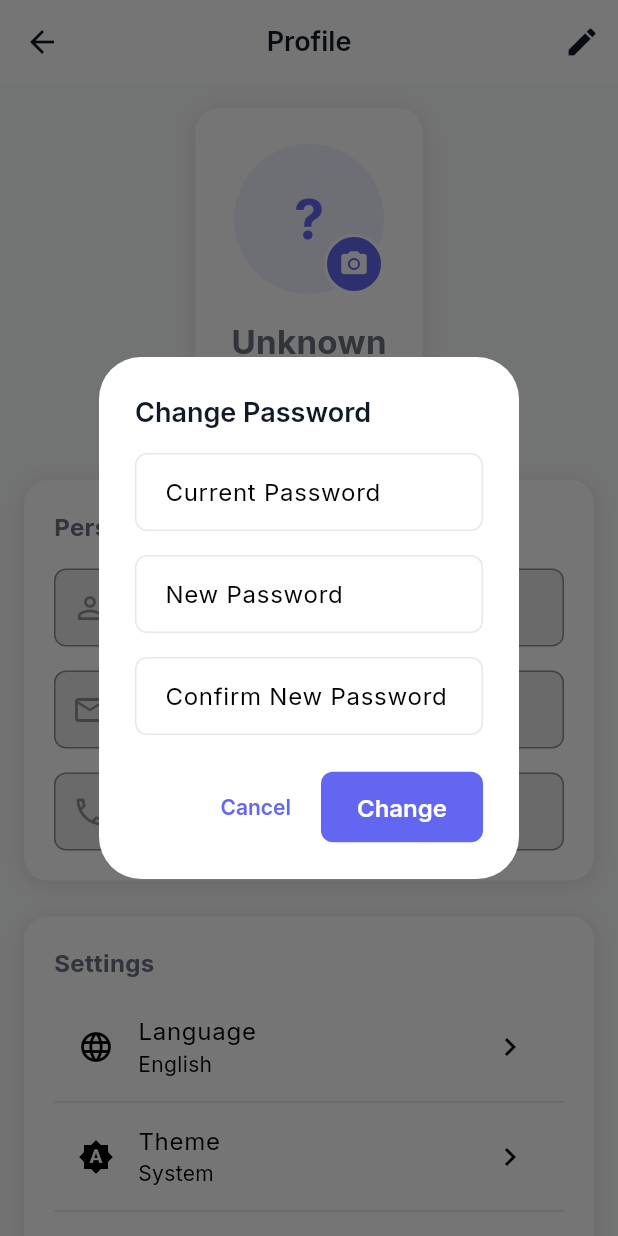
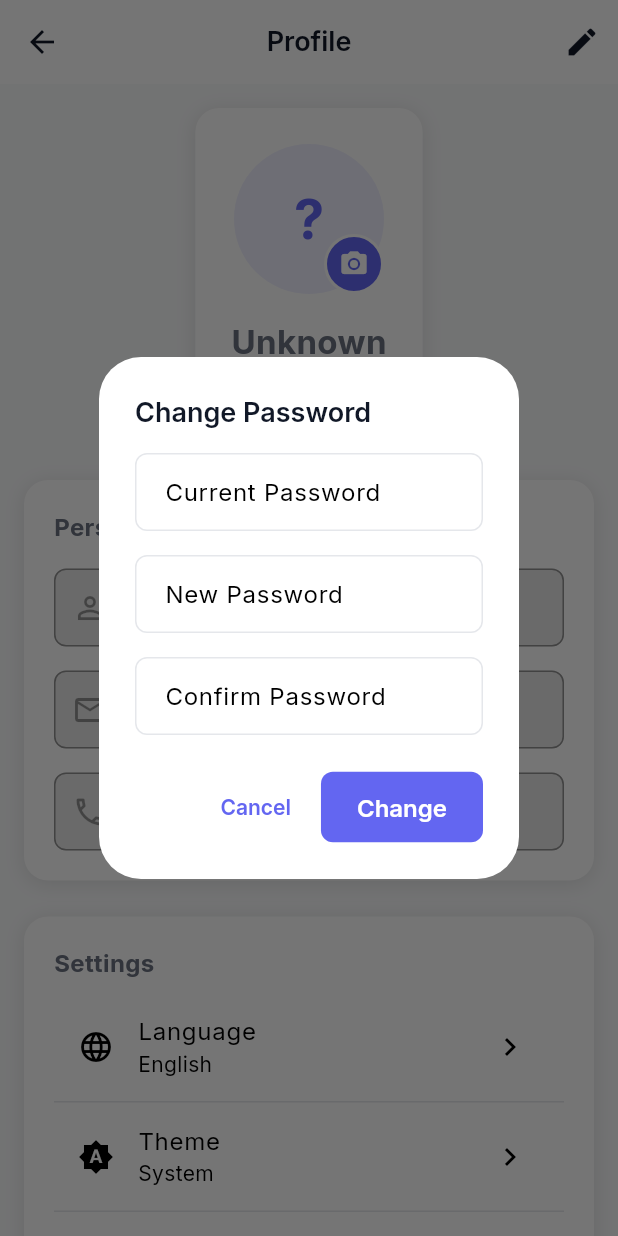
Before and after one commit to icichainz/lavendia, a Flutter app: the ProfileScreen screen opened directly, after a tap on "Change Password", on a phone screen of 412 x 824 dp. Run offline on Flutter 3.47's test engine with Material 3 defaults, Android fonts, the phone set to English and light mode, and no system bars; our stand-ins replace camera, dio, fl_chart, flutter_secure_storage, google_fonts, image_picker and 5 more; missing offline and left inert: mobile_scanner; accounts and stored records are empty.

Commit message:
Add missing translations and localize hardcoded strings
- Add 35 new translation keys for EN and FR:
  - Staff dashboard: staff_dashboard, quick_actions
  - Profile: personal_information, email_required, enter_valid_email,
    phone_required, profile_update_failed, choose_image_source, camera,
    gallery, profile_picture_updated, change, app_version
  - Create receipt: customer_information, laundry_items
  - Video/Camera errors: no_camera_found, camera_init_failed,
    recording_stop_failed, recording_start_failed, video_pick_failed,
    camera_switch_failed, video_load_failed
  - Password reset: enter_6_digit_code, code_verified, password_reset_success

- Update screens to use localized strings:
  - profile_screen.dart: dialogs, form labels, error messages
  - staff_home_screen.dart: dashboard title, quick actions header
  - create_receipt_screen.dart: section headers
  - video_recording_screen.dart: camera/recording error messages
  - video_player_screen.dart: video load error message

🤖 Generated with [Claude Code](https://claude.com/claude-code)

Co-Authored-By: Claude Opus 4.5 <noreply@anthropic.com>

```diff
--- a/lib/core/localization/app_localizations.dart
+++ b/lib/core/localization/app_localizations.dart
@@ -249,6 +249,41 @@ class AppLocalizations {
       'no_analytics_data': 'No analytics data available',
       'revenue': 'Revenue',
       'customers': 'Customers',
+
+      // Staff Dashboard
+      'staff_dashboard': 'Staff Dashboard',
+      'quick_actions': 'Quick Actions',
+
+      // Profile additional
+      'personal_information': 'Personal Information',
+      'email_required': 'Email is required',
+      'enter_valid_email': 'Enter a valid email',
+      'phone_required': 'Phone is required',
+      'profile_update_failed': 'Failed to update profile',
+      'choose_image_source': 'Choose Image Source',
+      'camera': 'Camera',
+      'gallery': 'Gallery',
+      'profile_picture_updated': 'Profile picture updated successfully!',
+      'change': 'Change',
+      'app_version': 'Lavendia v1.0.0',
+
+      // Create Receipt additional
+      'customer_information': 'Customer Information',
+      'laundry_items': 'Laundry Items',
+
+      // Video/Camera errors
+      'no_camera_found': 'No camera found on this device',
+      'camera_init_failed': 'Failed to initialize camera',
+      'recording_stop_failed': 'Failed to stop recording',
+      'recording_start_failed': 'Failed to start recording',
+      'video_pick_failed': 'Failed to pick video',
+      'camera_switch_failed': 'Failed to switch camera',
+      'video_load_failed': 'Failed to load video',
+
+      // Password reset
+      'enter_6_digit_code': 'Please enter a 6-digit code',
+      'code_verified': 'Code verified! Enter your new password.',
+      'password_reset_success': 'Password reset successfully!',
     },
     'fr': {
       // General
@@ -486,6 +521,41 @@ class AppLocalizations {
       'no_analytics_data': 'Aucune donnée analytique disponible',
       'revenue': 'Revenus',
       'customers': 'Clients',
+
+      // Staff Dashboard
+      'staff_dashboard': 'Tableau de Bord Personnel',
+      'quick_actions': 'Actions Rapides',
+
+      // Profile additional
+      'personal_information': 'Informations Personnelles',
+      'email_required': 'L\'email est requis',
+      'enter_valid_email': 'Entrez un email valide',
+      'phone_required': 'Le téléphone est requis',
+      'profile_update_failed': 'Échec de la mise à jour du profil',
+      'choose_image_source': 'Choisir la Source de l\'Image',
+      'camera': 'Caméra',
+      'gallery': 'Galerie',
+      'profile_picture_updated': 'Photo de profil mise à jour avec succès!',
+      'change': 'Changer',
+      'app_version': 'Lavendia v1.0.0',
+
+      // Create Receipt additional
+      'customer_information': 'Informations Client',
+      'laundry_items': 'Articles de Blanchisserie',
+
+      // Video/Camera errors
+      'no_camera_found': 'Aucune caméra trouvée sur cet appareil',
+      'camera_init_failed': 'Échec de l\'initialisation de la caméra',
+      'recording_stop_failed': 'Échec de l\'arrêt de l\'enregistrement',
+      'recording_start_failed': 'Échec du démarrage de l\'enregistrement',
+      'video_pick_failed': 'Échec de la sélection de la vidéo',
+      'camera_switch_failed': 'Échec du changement de caméra',
+      'video_load_failed': 'Échec du chargement de la vidéo',
+
+      // Password reset
+      'enter_6_digit_code': 'Veuillez entrer un code à 6 chiffres',
+      'code_verified': 'Code vérifié! Entrez votre nouveau mot de passe.',
+      'password_reset_success': 'Mot de passe réinitialisé avec succès!',
     },
   };
 
--- a/lib/features/shared/screens/profile_screen.dart
+++ b/lib/features/shared/screens/profile_screen.dart
@@ -62,16 +62,18 @@ class _ProfileScreenState extends State<ProfileScreen> {
     if (mounted) {
       if (success) {
         setState(() => _isEditing = false);
+        final l10n = AppLocalizations.of(context);
         ScaffoldMessenger.of(context).showSnackBar(
-          const SnackBar(
-            content: Text('Profile updated successfully!'),
+          SnackBar(
+            content: Text(l10n?.translate('profile_updated') ?? 'Profile updated successfully!'),
             backgroundColor: AppColors.success,
           ),
         );
       } else {
+        final l10n = AppLocalizations.of(context);
         ScaffoldMessenger.of(context).showSnackBar(
           SnackBar(
-            content: Text(authProvider.errorMessage ?? 'Failed to update profile'),
+            content: Text(authProvider.errorMessage ?? l10n?.translate('profile_update_failed') ?? 'Failed to update profile'),
             backgroundColor: AppColors.error,
           ),
         );
@@ -83,11 +85,12 @@ class _ProfileScreenState extends State<ProfileScreen> {
     final oldPasswordController = TextEditingController();
     final newPasswordController = TextEditingController();
     final confirmPasswordController = TextEditingController();
+    final l10n = AppLocalizations.of(context);
 
     showDialog(
       context: context,
       builder: (context) => AlertDialog(
-        title: const Text('Change Password'),
+        title: Text(l10n?.changePassword ?? 'Change Password'),
         content: SingleChildScrollView(
           child: Column(
             mainAxisSize: MainAxisSize.min,
@@ -95,24 +98,24 @@ class _ProfileScreenState extends State<ProfileScreen> {
               TextField(
                 controller: oldPasswordController,
                 obscureText: true,
-                decoration: const InputDecoration(
-                  labelText: 'Current Password',
+                decoration: InputDecoration(
+                  labelText: l10n?.translate('current_password') ?? 'Current Password',
                 ),
               ),
               const SizedBox(height: 16),
               TextField(
                 controller: newPasswordController,
                 obscureText: true,
-                decoration: const InputDecoration(
-                  labelText: 'New Password',
+                decoration: InputDecoration(
+                  labelText: l10n?.translate('new_password') ?? 'New Password',
                 ),
               ),
               const SizedBox(height: 16),
               TextField(
                 controller: confirmPasswordController,
                 obscureText: true,
-                decoration: const InputDecoration(
-                  labelText: 'Confirm New Password',
+                decoration: InputDecoration(
+                  labelText: l10n?.confirmPassword ?? 'Confirm New Password',
                 ),
               ),
             ],
@@ -121,14 +124,14 @@ class _ProfileScreenState extends State<ProfileScreen> {
         actions: [
           TextButton(
             onPressed: () => Navigator.pop(context),
-            child: const Text('Cancel'),
+            child: Text(l10n?.cancel ?? 'Cancel'),
           ),
           ElevatedButton(
             onPressed: () async {
               if (newPasswordController.text != confirmPasswordController.text) {
                 ScaffoldMessenger.of(context).showSnackBar(
-                  const SnackBar(
-                    content: Text('Passwords do not match'),
+                  SnackBar(
+                    content: Text(l10n?.translate('password_mismatch') ?? 'Passwords do not match'),
                     backgroundColor: AppColors.error,
                   ),
                 );
@@ -147,14 +150,14 @@ class _ProfileScreenState extends State<ProfileScreen> {
                 ScaffoldMessenger.of(context).showSnackBar(
                   SnackBar(
                     content: Text(
-                      success ? 'Password changed successfully!' : authProvider.errorMessage ?? 'Failed to change password',
+                      success ? (l10n?.translate('password_changed') ?? 'Password changed successfully!') : authProvider.errorMessage ?? 'Failed to change password',
                     ),
                     backgroundColor: success ? AppColors.success : AppColors.error,
                   ),
                 );
               }
             },
-            child: const Text('Change'),
+            child: Text(l10n?.translate('change') ?? 'Change'),
           ),
         ],
       ),
@@ -238,16 +241,17 @@ class _ProfileScreenState extends State<ProfileScreen> {
   }
 
   void _showImageSourceDialog() {
+    final l10n = AppLocalizations.of(context);
     showDialog(
       context: context,
       builder: (context) => AlertDialog(
-        title: const Text('Choose Image Source'),
+        title: Text(l10n?.translate('choose_image_source') ?? 'Choose Image Source'),
         content: Column(
           mainAxisSize: MainAxisSize.min,
           children: [
             ListTile(
               leading: const Icon(Icons.camera_alt),
-              title: const Text('Camera'),
+              title: Text(l10n?.translate('camera') ?? 'Camera'),
               onTap: () {
                 Navigator.pop(context);
                 _pickAndUploadImage(ImageSource.camera);
@@ -255,7 +259,7 @@ class _ProfileScreenState extends State<ProfileScreen> {
             ),
             ListTile(
               leading: const Icon(Icons.photo_library),
-              title: const Text('Gallery'),
+              title: Text(l10n?.translate('gallery') ?? 'Gallery'),
               onTap: () {
                 Navigator.pop(context);
                 _pickAndUploadImage(ImageSource.gallery);
@@ -285,11 +289,12 @@ class _ProfileScreenState extends State<ProfileScreen> {
 
       if (mounted) {
         setState(() => _isUploadingImage = false);
+        final l10n = AppLocalizations.of(context);
         ScaffoldMessenger.of(context).showSnackBar(
           SnackBar(
             content: Text(
               success
-                  ? 'Profile picture updated successfully!'
+                  ? (l10n?.translate('profile_picture_updated') ?? 'Profile picture updated successfully!')
                   : authProvider.errorMessage ?? 'Failed to upload image',
             ),
             backgroundColor: success ? AppColors.success : AppColors.error,
@@ -299,9 +304,10 @@ class _ProfileScreenState extends State<ProfileScreen> {
     } catch (e) {
       if (mounted) {
         setState(() => _isUploadingImage = false);
+        final l10n = AppLocalizations.of(context);
         ScaffoldMessenger.of(context).showSnackBar(
           SnackBar(
-            content: Text('Error: ${e.toString()}'),
+            content: Text('${l10n?.error ?? 'Error'}: ${e.toString()}'),
             backgroundColor: AppColors.error,
           ),
         );
@@ -310,22 +316,23 @@ class _ProfileScreenState extends State<ProfileScreen> {
   }
 
   Future<void> _logout() async {
+    final l10n = AppLocalizations.of(context);
     final confirmed = await showDialog<bool>(
       context: context,
       builder: (context) => AlertDialog(
-        title: const Text('Logout'),
-        content: const Text('Are you sure you want to logout?'),
+        title: Text(l10n?.logout ?? 'Logout'),
+        content: Text(l10n?.translate('logout_confirm') ?? 'Are you sure you want to logout?'),
         actions: [
           TextButton(
             onPressed: () => Navigator.pop(context, false),
-            child: const Text('Cancel'),
+            child: Text(l10n?.cancel ?? 'Cancel'),
           ),
           ElevatedButton(
             onPressed: () => Navigator.pop(context, true),
             style: ElevatedButton.styleFrom(
               backgroundColor: AppColors.error,
             ),
-            child: const Text('Logout'),
+            child: Text(l10n?.logout ?? 'Logout'),
           ),
         ],
       ),
@@ -345,9 +352,10 @@ class _ProfileScreenState extends State<ProfileScreen> {
 
   @override
   Widget build(BuildContext context) {
+    final l10n = AppLocalizations.of(context);
     return Scaffold(
       appBar: AppBar(
-        title: const Text('Profile'),
+        title: Text(l10n?.profile ?? 'Profile'),
         actions: [
           if (!_isEditing)
             IconButton(
@@ -491,9 +499,9 @@ class _ProfileScreenState extends State<ProfileScreen> {
                     child: Column(
                       crossAxisAlignment: CrossAxisAlignment.start,
                       children: [
-                        const Text(
-                          'Personal Information',
-                          style: TextStyle(
+                        Text(
+                          l10n?.translate('personal_information') ?? 'Personal Information',
+                          style: const TextStyle(
                             fontSize: 16,
                             fontWeight: FontWeight.bold,
                           ),
@@ -504,7 +512,7 @@ class _ProfileScreenState extends State<ProfileScreen> {
                             Expanded(
                               child: CustomTextField(
                                 controller: _firstNameController,
-                                label: 'First Name',
+                                label: l10n?.firstName ?? 'First Name',
                                 prefixIcon: const Icon(Icons.person_outline),
                                 enabled: _isEditing,
                               ),
@@ -513,7 +521,7 @@ class _ProfileScreenState extends State<ProfileScreen> {
                             Expanded(
                               child: CustomTextField(
                                 controller: _lastNameController,
-                                label: 'Last Name',
+                                label: l10n?.lastName ?? 'Last Name',
                                 enabled: _isEditing,
                               ),
                             ),
@@ -522,16 +530,16 @@ class _ProfileScreenState extends State<ProfileScreen> {
                         const SizedBox(height: 16),
                         CustomTextField(
                           controller: _emailController,
-                          label: 'Email',
+                          label: l10n?.email ?? 'Email',
                           prefixIcon: const Icon(Icons.email_outlined),
                           keyboardType: TextInputType.emailAddress,
                           enabled: _isEditing,
                           validator: (value) {
                             if (value == null || value.isEmpty) {
-                              return 'Email is required';
+                              return l10n?.translate('email_required') ?? 'Email is required';
                             }
                             if (!value.contains('@')) {
-                              return 'Enter a valid email';
+                              return l10n?.translate('enter_valid_email') ?? 'Enter a valid email';
                             }
                             return null;
                           },
@@ -539,13 +547,13 @@ class _ProfileScreenState extends State<ProfileScreen> {
                         const SizedBox(height: 16),
                         CustomTextField(
                           controller: _phoneController,
-                          label: 'Phone',
+                          label: l10n?.phone ?? 'Phone',
                           prefixIcon: const Icon(Icons.phone_outlined),
                           keyboardType: TextInputType.phone,
                           enabled: _isEditing,
                           validator: (value) {
                             if (value == null || value.isEmpty) {
-                              return 'Phone is required';
+                              return l10n?.translate('phone_required') ?? 'Phone is required';
                             }
                             return null;
                           },
@@ -564,13 +572,13 @@ class _ProfileScreenState extends State<ProfileScreen> {
                                     _emailController.text = user?.email ?? '';
                                     _phoneController.text = user?.phone ?? '';
                                   },
-                                  child: const Text('Cancel'),
+                                  child: Text(l10n?.cancel ?? 'Cancel'),
                                 ),
                               ),
                               const SizedBox(width: 12),
                               Expanded(
                                 child: CustomButton(
-                                  text: 'Save',
+                                  text: l10n?.save ?? 'Save',
                                   onPressed: _saveProfile,
                                 ),
                               ),
@@ -656,7 +664,7 @@ class _ProfileScreenState extends State<ProfileScreen> {
 
                 // App Info
                 Text(
-                  'Lavendia v1.0.0',
+                  l10n?.translate('app_version') ?? 'Lavendia v1.0.0',
                   style: Theme.of(context).textTheme.bodySmall?.copyWith(
                     color: Theme.of(context).textTheme.bodySmall?.color?.withValues(alpha: 0.6),
                   ),
--- a/lib/features/shared/screens/video_player_screen.dart
+++ b/lib/features/shared/screens/video_player_screen.dart
@@ -46,9 +46,10 @@ class _VideoPlayerScreenState extends State<VideoPlayerScreen> {
       }
     } catch (e) {
       if (mounted) {
+        final l10n = AppLocalizations.of(context);
         setState(() {
           _hasError = true;
-          _errorMessage = 'Failed to load video: ${e.toString()}';
+          _errorMessage = '${l10n?.translate('video_load_failed') ?? 'Failed to load video'}: ${e.toString()}';
         });
       }
     }
--- a/lib/features/staff/screens/staff_home_screen.dart
+++ b/lib/features/staff/screens/staff_home_screen.dart
@@ -38,7 +38,7 @@ class _StaffHomeScreenState extends State<StaffHomeScreen> {
 
     return Scaffold(
       appBar: AppBar(
-        title: const Text('Staff Dashboard'),  // Keep hardcoded as no translation key exists
+        title: Text(l10n.translate('staff_dashboard')),
         actions: [
           IconButton(
             icon: const Icon(Icons.person_outline),
@@ -64,7 +64,7 @@ class _StaffHomeScreenState extends State<StaffHomeScreen> {
 
               // Quick Actions
               Text(
-                'Quick Actions',  // No translation key available
+                l10n.translate('quick_actions'),
                 style: Theme.of(context).textTheme.titleMedium?.copyWith(
                   fontWeight: FontWeight.bold,
                 ),
```
Also changed, not shown: lib/features/staff/screens/create_receipt_screen.dart (+4 -4 lines), lib/features/staff/screens/video_recording_screen.dart (+24 -6 lines).
